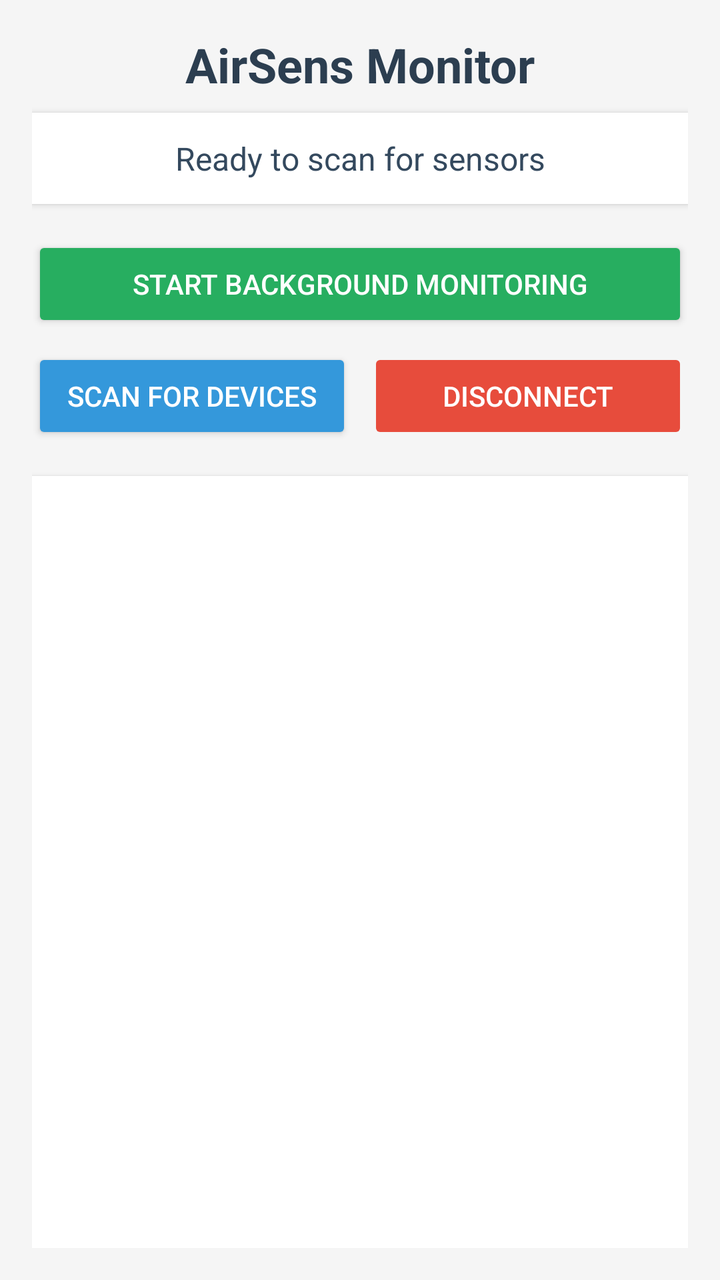
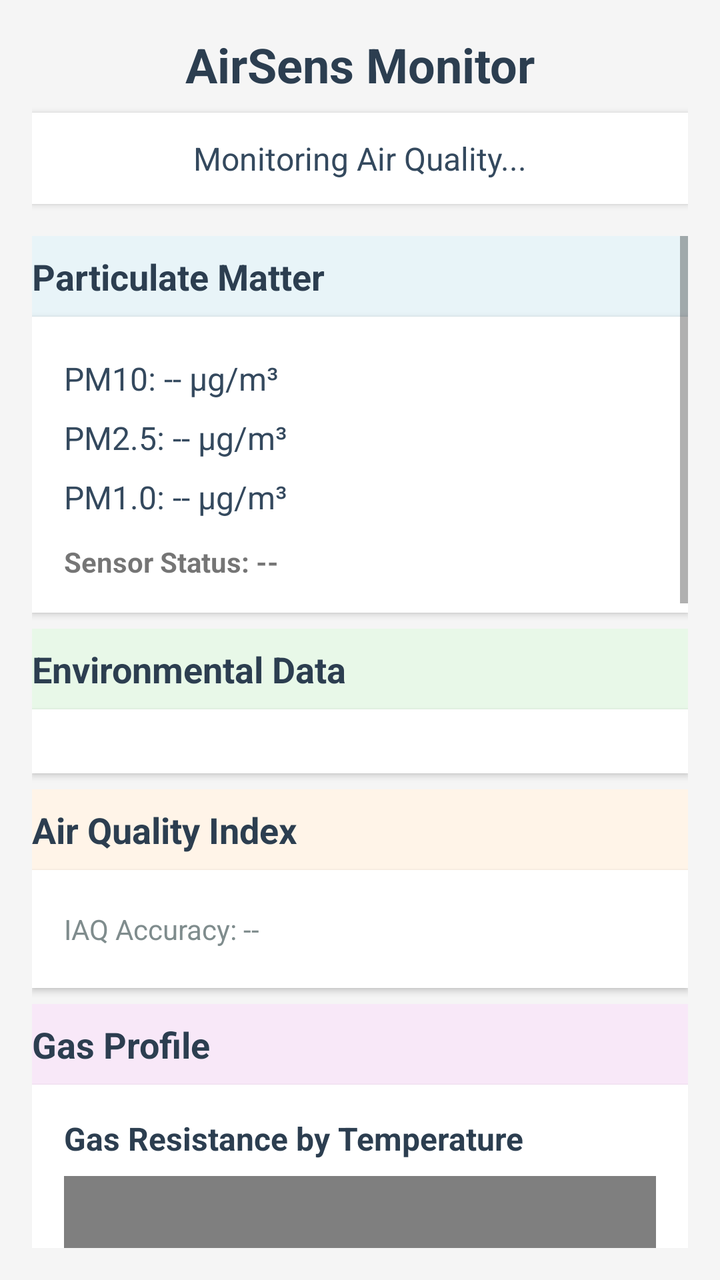

Compare the two renders of this Android layout. The source of the first and the diff that turns it into the second are given below.
<!-- AndroidManifest.xml: application theme Theme.AppCompat.Light.DarkActionBar -->
<!-- res/layout/activity_main.xml -->
<?xml version="1.0" encoding="utf-8"?>
<LinearLayout xmlns:android="http://schemas.android.com/apk/res/android"
    android:layout_width="match_parent"
    android:layout_height="match_parent"
    android:orientation="vertical"
    android:padding="16dp"
    android:background="#F5F5F5">

    
    <TextView
        android:layout_width="match_parent"
        android:layout_height="wrap_content"
        android:text="@string/app_name"
        android:textSize="24sp"
        android:textStyle="bold"
        android:textColor="#2C3E50"
        android:gravity="center"
        android:paddingBottom="8dp" />

    
    <TextView
        android:id="@+id/statusText"
        android:layout_width="match_parent"
        android:layout_height="wrap_content"
        android:text="@string/ready_to_scan"
        android:textSize="16sp"
        android:textColor="#34495E"
        android:gravity="center"
        android:padding="12dp"
        android:background="@android:color/white"
        android:layout_marginBottom="16dp"
        android:elevation="2dp" />

    
    <Button
        android:id="@+id/serviceToggleButton"
        android:layout_width="match_parent"
        android:layout_height="wrap_content"
        android:text="Start Background Monitoring"
        android:textColor="@android:color/white"
        android:backgroundTint="#27AE60"
        android:layout_marginBottom="8dp" />

    
    <LinearLayout
        android:layout_width="match_parent"
        android:layout_height="wrap_content"
        android:orientation="horizontal"
        android:layout_marginBottom="16dp">

        <Button
            android:id="@+id/scanButton"
            android:layout_width="0dp"
            android:layout_height="wrap_content"
            android:layout_weight="1"
            android:text="@string/scan_for_devices"
            android:textColor="@android:color/white"
            android:backgroundTint="#3498DB"
            android:layout_marginEnd="8dp" />

        <Button
            android:id="@+id/disconnectButton"
            android:layout_width="0dp"
            android:layout_height="wrap_content"
            android:layout_weight="1"
            android:text="@string/disconnect"
            android:textColor="@android:color/white"
            android:backgroundTint="#E74C3C"
            android:enabled="false" />
    </LinearLayout>

    
    <ListView
        android:id="@+id/deviceListView"
        android:layout_width="match_parent"
        android:layout_height="0dp"
        android:layout_weight="1"
        android:background="@android:color/white"
        android:divider="#E0E0E0"
        android:dividerHeight="1dp"
        android:padding="8dp"
        android:elevation="2dp" />

    
    <ScrollView
        android:id="@+id/dataContainer"
        android:layout_width="match_parent"
        android:layout_height="0dp"
        android:layout_weight="1"
        android:visibility="gone">

        <LinearLayout
            android:layout_width="match_parent"
            android:layout_height="wrap_content"
            android:orientation="vertical">

            
            <TextView
                android:layout_width="match_parent"
                android:layout_height="wrap_content"
                android:text="@string/particulate_matter"
                android:textSize="18sp"
                android:textStyle="bold"
                android:textColor="#2C3E50"
                android:paddingTop="8dp"
                android:paddingBottom="8dp"
                android:background="#E8F4F8" />

            <LinearLayout
                android:layout_width="match_parent"
                android:layout_height="wrap_content"
                android:orientation="vertical"
                android:background="@android:color/white"
                android:padding="16dp"
                android:elevation="2dp"
                android:layout_marginBottom="8dp">

                <TextView
                    android:id="@+id/pm10Text"
                    android:layout_width="match_parent"
                    android:layout_height="wrap_content"
                    android:text="PM10: -- µg/m³"
                    android:textSize="16sp"
                    android:textColor="#34495E"
                    android:paddingVertical="4dp" />

                <TextView
                    android:id="@+id/pm25Text"
                    android:layout_width="match_parent"
                    android:layout_height="wrap_content"
                    android:text="PM2.5: -- µg/m³"
                    android:textSize="16sp"
                    android:textColor="#34495E"
                    android:paddingVertical="4dp" />

                <TextView
                    android:id="@+id/pm1Text"
                    android:layout_width="match_parent"
                    android:layout_height="wrap_content"
                    android:text="PM1.0: -- µg/m³"
                    android:textSize="16sp"
                    android:textColor="#34495E"
                    android:paddingVertical="4dp" />

                <TextView
                    android:id="@+id/obstructedText"
                    android:layout_width="match_parent"
                    android:layout_height="wrap_content"
                    android:text="Sensor Status: --"
                    android:textSize="14sp"
                    android:textStyle="bold"
                    android:paddingTop="8dp" />
            </LinearLayout>

            
            <TextView
                android:layout_width="match_parent"
                android:layout_height="wrap_content"
                android:text="@string/environmental_data"
                android:textSize="18sp"
                android:textStyle="bold"
                android:textColor="#2C3E50"
                android:paddingTop="8dp"
                android:paddingBottom="8dp"
                android:background="#E8F8E8" />

            <LinearLayout
                android:layout_width="match_parent"
                android:layout_height="wrap_content"
                android:orientation="vertical"
                android:background="@android:color/white"
                android:padding="16dp"
                android:elevation="2dp"
                android:layout_marginBottom="8dp">

                <TextView
                    android:id="@+id/temperatureText"
                    android:layout_width="match_parent"
                    android:layout_height="wrap_content"
                    android:text="Temperature: -- °C"
                    android:textSize="16sp"
                    android:textColor="#34495E"
                    android:paddingVertical="4dp"
                    android:visibility="gone" />

                <TextView
                    android:id="@+id/humidityText"
                    android:layout_width="match_parent"
                    android:layout_height="wrap_content"
                    android:text="Humidity: -- %"
                    android:textSize="16sp"
                    android:textColor="#34495E"
                    android:paddingVertical="4dp"
                    android:visibility="gone" />

                <TextView
                    android:id="@+id/pressureText"
                    android:layout_width="match_parent"
                    android:layout_height="wrap_content"
                    android:text="Pressure: -- hPa"
                    android:textSize="16sp"
                    android:textColor="#34495E"
                    android:paddingVertical="4dp"
                    android:visibility="gone" />
            </LinearLayout>

            
            <TextView
                android:layout_width="match_parent"
                android:layout_height="wrap_content"
                android:text="@string/air_quality_index"
                android:textSize="18sp"
                android:textStyle="bold"
                android:textColor="#2C3E50"
                android:paddingTop="8dp"
                android:paddingBottom="8dp"
                android:background="#FFF4E8" />

            <LinearLayout
                android:layout_width="match_parent"
                android:layout_height="wrap_content"
                android:orientation="vertical"
                android:background="@android:color/white"
                android:padding="16dp"
                android:elevation="2dp"
                android:layout_marginBottom="8dp">

                <TextView
                    android:id="@+id/iaqText"
                    android:layout_width="match_parent"
                    android:layout_height="wrap_content"
                    android:text="IAQ: --"
                    android:textSize="16sp"
                    android:textColor="#34495E"
                    android:paddingVertical="4dp"
                    android:visibility="gone" />

                <TextView
                    android:id="@+id/iaqAccuracyText"
                    android:layout_width="match_parent"
                    android:layout_height="wrap_content"
                    android:text="IAQ Accuracy: --"
                    android:textSize="14sp"
                    android:textColor="#7F8C8D"
                    android:paddingVertical="4dp" />

                <TextView
                    android:id="@+id/gasResistanceText"
                    android:layout_width="match_parent"
                    android:layout_height="wrap_content"
                    android:text="Gas Resistance: -- Ω"
                    android:textSize="16sp"
                    android:textColor="#34495E"
                    android:paddingVertical="4dp"
                    android:visibility="gone" />
            </LinearLayout>

            
            <TextView
                android:layout_width="match_parent"
                android:layout_height="wrap_content"
                android:text="@string/gas_profile"
                android:textSize="18sp"
                android:textStyle="bold"
                android:textColor="#2C3E50"
                android:paddingTop="8dp"
                android:paddingBottom="8dp"
                android:background="#F8E8F8" />

            
            <LinearLayout
                android:layout_width="match_parent"
                android:layout_height="wrap_content"
                android:orientation="vertical"
                android:background="@android:color/white"
                android:padding="16dp"
                android:elevation="2dp"
                android:layout_marginBottom="8dp">

                <TextView
                    android:layout_width="match_parent"
                    android:layout_height="wrap_content"
                    android:text="Gas Resistance by Temperature"
                    android:textSize="16sp"
                    android:textStyle="bold"
                    android:textColor="#2C3E50"
                    android:paddingBottom="8dp" />

                <com.github.mikephil.charting.charts.BarChart
                    android:id="@+id/gasResistanceChart"
                    android:layout_width="match_parent"
                    android:layout_height="200dp" />

            </LinearLayout>

            
            <TextView
                android:layout_width="match_parent"
                android:layout_height="wrap_content"
                android:text="Particle Matter History"
                android:textSize="18sp"
                android:textStyle="bold"
                android:textColor="#2C3E50"
                android:paddingTop="8dp"
                android:paddingBottom="8dp"
                android:background="#E8F4F8" />

            <LinearLayout
                android:layout_width="match_parent"
                android:layout_height="wrap_content"
                android:orientation="vertical"
                android:background="@android:color/white"
                android:padding="16dp"
                android:elevation="2dp"
                android:layout_marginBottom="8dp">

                <com.github.mikephil.charting.charts.LineChart
                    android:id="@+id/particleMatterChart"
                    android:layout_width="match_parent"
                    android:layout_height="250dp" />

            </LinearLayout>

            
            <TextView
                android:layout_width="match_parent"
                android:layout_height="wrap_content"
                android:text="Temperature &amp; Humidity History"
                android:textSize="18sp"
                android:textStyle="bold"
                android:textColor="#2C3E50"
                android:paddingTop="8dp"
                android:paddingBottom="8dp"
                android:background="#E8F8E8" />

            <LinearLayout
                android:layout_width="match_parent"
                android:layout_height="wrap_content"
                android:orientation="vertical"
                android:background="@android:color/white"
                android:padding="16dp"
                android:elevation="2dp"
                android:layout_marginBottom="8dp">

                <com.github.mikephil.charting.charts.LineChart
                    android:id="@+id/tempHumidityChart"
                    android:layout_width="match_parent"
                    android:layout_height="250dp" />

            </LinearLayout>

            
            <TextView
                android:id="@+id/timestampText"
                android:layout_width="match_parent"
                android:layout_height="wrap_content"
                android:text="Last Update: --"
                android:textSize="12sp"
                android:textColor="#95A5A6"
                android:gravity="center"
                android:paddingTop="8dp"
                android:paddingBottom="16dp" />

        </LinearLayout>
    </ScrollView>

</LinearLayout>
<!-- resources referenced by this layout -->
<resources>
  <string name="air_quality_index">Air Quality Index</string>
  <string name="app_name">AirSens Monitor</string>
  <string name="disconnect">Disconnect</string>
  <string name="environmental_data">Environmental Data</string>
  <string name="gas_profile">Gas Profile</string>
  <string name="particulate_matter">Particulate Matter</string>
  <string name="ready_to_scan">Ready to scan for sensors</string>
  <string name="scan_for_devices">Scan for Devices</string>
</resources>

<!-- the commit's change to res/layout/activity_main.xml (unified diff, before → after) -->
@@ -22,7 +22,7 @@
         android:id="@+id/statusText"
         android:layout_width="match_parent"
         android:layout_height="wrap_content"
-        android:text="@string/ready_to_scan"
+        android:text="Monitoring Air Quality..."
         android:textSize="16sp"
         android:textColor="#34495E"
         android:gravity="center"
@@ -32,62 +32,12 @@
         android:elevation="2dp" />
 
     
-    <Button
-        android:id="@+id/serviceToggleButton"
-        android:layout_width="match_parent"
-        android:layout_height="wrap_content"
-        android:text="Start Background Monitoring"
-        android:textColor="@android:color/white"
-        android:backgroundTint="#27AE60"
-        android:layout_marginBottom="8dp" />
-
-    
-    <LinearLayout
-        android:layout_width="match_parent"
-        android:layout_height="wrap_content"
-        android:orientation="horizontal"
-        android:layout_marginBottom="16dp">
-
-        <Button
-            android:id="@+id/scanButton"
-            android:layout_width="0dp"
-            android:layout_height="wrap_content"
-            android:layout_weight="1"
-            android:text="@string/scan_for_devices"
-            android:textColor="@android:color/white"
-            android:backgroundTint="#3498DB"
-            android:layout_marginEnd="8dp" />
-
-        <Button
-            android:id="@+id/disconnectButton"
-            android:layout_width="0dp"
-            android:layout_height="wrap_content"
-            android:layout_weight="1"
-            android:text="@string/disconnect"
-            android:textColor="@android:color/white"
-            android:backgroundTint="#E74C3C"
-            android:enabled="false" />
-    </LinearLayout>
-
-    
-    <ListView
-        android:id="@+id/deviceListView"
-        android:layout_width="match_parent"
-        android:layout_height="0dp"
-        android:layout_weight="1"
-        android:background="@android:color/white"
-        android:divider="#E0E0E0"
-        android:dividerHeight="1dp"
-        android:padding="8dp"
-        android:elevation="2dp" />
-
-    
     <ScrollView
         android:id="@+id/dataContainer"
         android:layout_width="match_parent"
         android:layout_height="0dp"
         android:layout_weight="1"
-        android:visibility="gone">
+        android:visibility="visible">
 
         <LinearLayout
             android:layout_width="match_parent"
<!-- resource entries referenced after the edit -->
@@ -2,11 +2,8 @@
 <resources>
   <string name="air_quality_index">Air Quality Index</string>
   <string name="app_name">AirSens Monitor</string>
-  <string name="disconnect">Disconnect</string>
   <string name="environmental_data">Environmental Data</string>
   <string name="gas_profile">Gas Profile</string>
   <string name="particulate_matter">Particulate Matter</string>
-  <string name="ready_to_scan">Ready to scan for sensors</string>
-  <string name="scan_for_devices">Scan for Devices</string>
 </resources>
 
